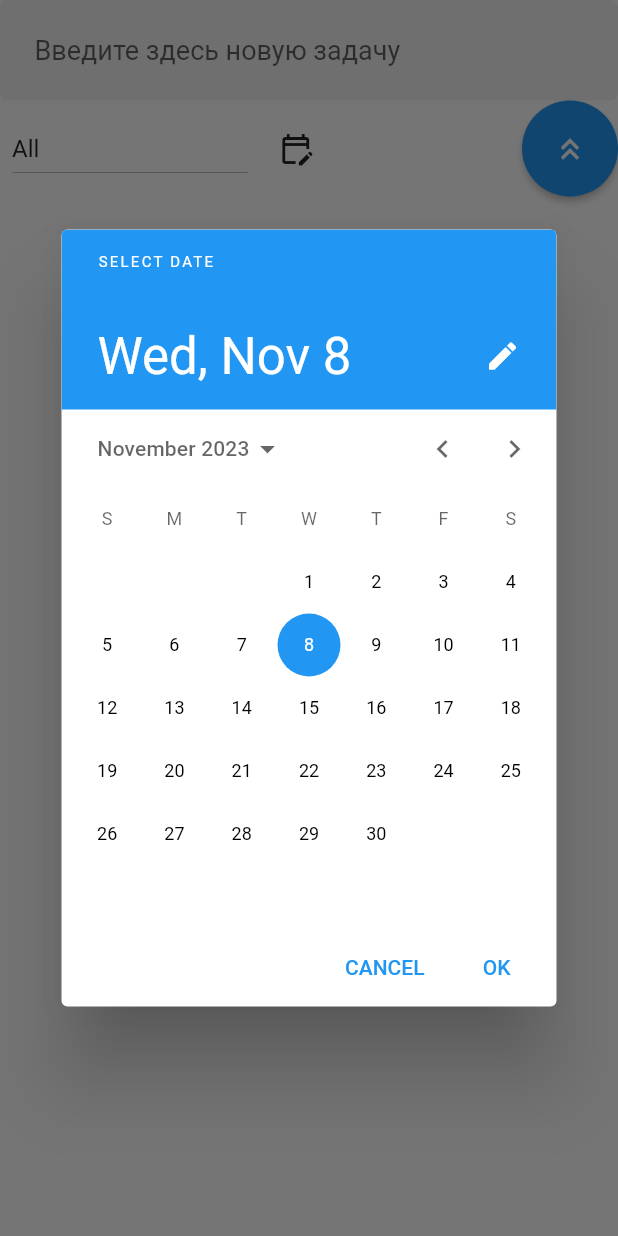
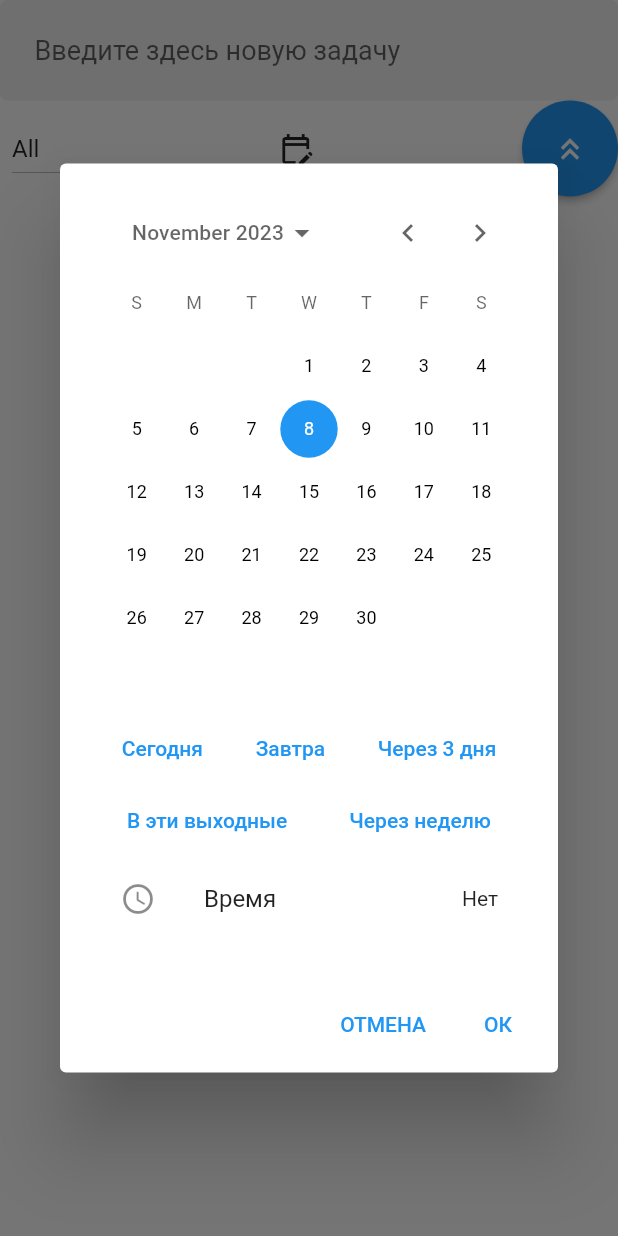
Before and after one commit to Ali-peu/to_do, a Flutter app: the AddTask widget shown alone on an empty page, opened directly, after a tap on the "edit calendar" icon, on a phone screen of 412 x 824 dp. Run offline on Flutter 3.47's test engine with Material 2 defaults, Android fonts, the phone set to English and light mode, and no system bars; our stand-ins replace audioplayers, circular_countdown_timer, cloud_firestore, firebase_auth, firebase_core, flutter_local_notifications and 8 more; missing offline and left inert: circle_checkbox; accounts and stored records are empty.

Commit message:
still work

```diff
--- a/lib/data/hive/hive_data.dart
+++ b/lib/data/hive/hive_data.dart
@@ -6,8 +6,12 @@ import 'package:to_do/model/note.dart';
 
 class HiveDataBase {
   final box = Hive.box<Note>('box');
-  void saveNote(Note note) async {
+  Future<void> saveNote(Note note) async {
     box.put(note.id, note);
+  }
+
+  Future<void> deleteAll() async {
+    box.clear();
   }
 
   Future<void> deleteNote(Note note) async {
--- a/lib/global/edit_task.dart
+++ b/lib/global/edit_task.dart
@@ -212,8 +212,10 @@ class _EditTaskState extends State<EditTask> {
   InkWell rington() {
     return InkWell(
       onTap: () async {
-        TimeOfDay? timeToPick =
-            await showTimePicker(context: context, initialTime: timeOfDay);
+        TimeOfDay? timeToPick = await showTimePicker(
+            context: context,
+            initialTime: timeOfDay,
+            initialEntryMode: TimePickerEntryMode.dialOnly);
         if (timeToPick == null) return;
         setState(() {
           // починить что то сделал сам не понял
--- a/lib/global/validador_text.dart
+++ b/lib/global/validador_text.dart
@@ -156,8 +156,9 @@ int countNotesInThisWeek(Box<Note> box) {
   List<Note> noteList = box.values
       .where((element) =>
           !element.isDone &&
-          element.time.isAfter(element.time.subtract(Duration(days: 3))) &&
-          element.time.isBefore(element.time.add(Duration(days: 3))))
+          element.time
+              .isAfter(element.time.subtract(const Duration(days: 3))) &&
+          element.time.isBefore(element.time.add(const Duration(days: 3))))
       .toList();
 
   return noteList.length;
--- a/lib/main.dart
+++ b/lib/main.dart
@@ -1,7 +1,7 @@
 import 'package:flutter/material.dart';
 import 'package:firebase_core/firebase_core.dart';
 import 'package:hive_flutter/adapters.dart';
-import 'package:to_do/data/hive/hive_data.dart';
+
 import 'package:to_do/firebase_options.dart';
 import 'package:to_do/global/app_colors.dart';
 import 'package:to_do/global/notification_app.dart';
@@ -39,8 +39,6 @@ class MyApp extends StatelessWidget {
     return MaterialApp(
       debugShowCheckedModeBanner: false,
       theme: ThemeData(
-
-
           splashFactory: NoSplash.splashFactory,
           cardColor: StyleApp().appColor,
           canvasColor: StyleApp().appColor,
--- a/lib/page/add_task_with_plus.dart
+++ b/lib/page/add_task_with_plus.dart
@@ -1,3 +1,5 @@
+import 'dart:async';
+
 import 'package:flutter/material.dart';
 import 'package:hive/hive.dart';
 import 'package:to_do/data/hive/hive_data.dart';
@@ -34,7 +36,8 @@ class _AddTaskState extends State<AddTask> {
 
   int _dropDownButtonValue = 1;
 
-  DateTime dateTime = DateTime.now();
+  DateTime selectedDate = DateTime.now();
+
   List<CategoryNote> categoryListNote = [];
 
   String category = 'All';
@@ -43,37 +46,134 @@ class _AddTaskState extends State<AddTask> {
 
   String noteReplaytime = 'Нет';
 
-  List<Note> toDoTask = [];
-
   final FocusNode _focusNode2 = FocusNode();
   void saveTask() async {
+    if (mounted) {
       await Hive.openBox<Note>('box');
-    setState(() {
-      HiveDataBase().saveNote(Note(
+    }
+    unawaited(HiveDataBase().saveNote(Note(
         description: subtitle.text,
         id: const Uuid().v4(),
         isDone: false,
-          time: DateUtils.dateOnly(dateTime),
+        time: DateUtils.dateOnly(selectedDate),
         category: firstValueCategory,
         isThisStar: false,
-          replayTime: noteReplaytime));
-      Hive.box<Note>('box');
-    });
+        replayTime: noteReplaytime)));
   }
 
-  void _showDatePicker() {
-    showDatePicker(
+  DateTime weekdayOf(DateTime time, int weekday) =>
+      time.add(Duration(days: weekday - time.weekday));
+
+  DateTime saturdayOf(DateTime time) => weekdayOf(time, 5);
+
+  TimeOfDay timeOfDay = TimeOfDay.now();
+
+  Future<DateTime?> _showCustomDatePicker() {
+    return showDialog<DateTime>(
       context: context,
-      initialDate: dateTime,
-      firstDate: DateTime(2023, 01, 01),
+      builder: (BuildContext context) {
+        return StatefulBuilder(
+            builder: (BuildContext context, StateSetter setState) {
+          return AlertDialog(
+            content: Container(
+              // Задайте подходящий размер контейнера
+              width: double.maxFinite,
+              child: Column(
+                mainAxisSize: MainAxisSize.min,
+                children: <Widget>[
+                  CalendarDatePicker(
+                    initialDate: selectedDate,
+                    firstDate: DateTime(2023, 1, 1),
                     lastDate: DateTime(2025),
-    ).then((value) {
+                    onDateChanged: (DateTime date) {
+                      selectedDate = date;
+                    },
+                  ),
+                  Row(
+                    mainAxisAlignment: MainAxisAlignment.spaceAround,
+                    children: <Widget>[
+                      // Добавьте свои кнопки здесь
+                      calendartextButton(
+                          setState, 'Сегодня', Duration(days: 0)),
+
+                      calendartextButton(setState, 'Завтра', Duration(days: 1)),
+                      calendartextButton(
+                          setState, 'Через 3 дня', Duration(days: 3)),
+                    ],
+                  ),
+                  Row(
+                    mainAxisAlignment: MainAxisAlignment.spaceAround,
+                    children: <Widget>[
+                      TextButton(
+                        child: Text('В эти выходные'),
+                        onPressed: () {
                           setState(() {
-        if (mounted && value != null && value != dateTime) {
-          dateTime = value;
+                            selectedDate = saturdayOf(DateTime.now());
+                          });
+                        },
+                      ),
+                      calendartextButton(
+                          setState, 'Через неделю', Duration(days: 7)),
+                    ],
+                  ),
+                  InkWell(
+                    onTap: () async {
+                      TimeOfDay? timeToPick = await showTimePicker(
+                          context: context,
+                          initialTime: timeOfDay,
+                          initialEntryMode: TimePickerEntryMode.dialOnly);
+                      if (timeToPick == null) return;
+                      setState(() {
+                        // починить что то сделал сам не понял
+                        noteReplaytime = timeToPick.format(context);
+                      });
+                    },
+                    child: ListTile(
+                      leading: const Icon(Icons.access_time_rounded),
+                      title: const Text('Время'),
+                      trailing: Text(noteReplaytime),
+                    ),
+                  )
+                ],
+              ),
+            ),
+            actions: <Widget>[
+              TextButton(
+                child: Text('ОТМЕНА'),
+                onPressed: () => Navigator.of(context).pop(),
+              ),
+              TextButton(
+                child: Text('ОК'),
+                onPressed: () => Navigator.of(context).pop(selectedDate),
+              ),
+            ],
+          );
+        });
+      },
+    );
   }
+
+  TextButton calendartextButton(
+      StateSetter setState, String label, Duration duration) {
+    return TextButton(
+      child: Text(label),
+      onPressed: () {
+        setState(() {
+          selectedDate = DateTime.now().add(duration);
         });
+      },
+    );
+  }
+
+  TextButton calendarTextButton(String label, Duration duration) {
+    return TextButton(
+      child: Text(label),
+      onPressed: () {
+        setState(() {
+          selectedDate = DateTime.now().add(duration);
         });
+      },
+    );
   }
 
   @override
@@ -98,7 +198,7 @@ class _AddTaskState extends State<AddTask> {
               IconButton(
                 icon: const Icon(Icons.edit_calendar_outlined),
                 onPressed: () {
-                  _showDatePicker();
+                  _showCustomDatePicker();
                 },
               ),
             ])),
```
Also changed, not shown: lib/data/hive/note_category_data.dart (+1 -6 lines), lib/page/home.dart (+45 -1 lines), lib/page/task_page.dart (+14 -7 lines), lib/widgets/calendar_custom.dart (added). Lines whose indentation alone changed are shown as unchanged.
